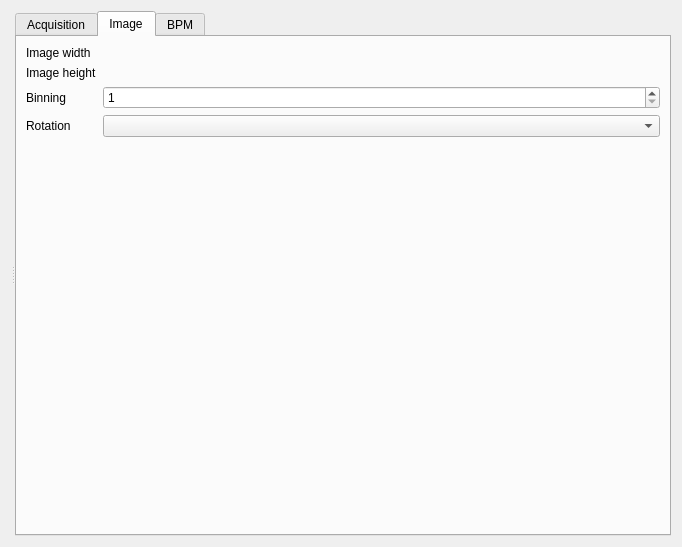
The window that src/tgconf_beamviewer/panels/camera.ui (MaxIV-KitsControls/app-maxiv-beamviewer) describes before a commit, drawn with Qt 5.
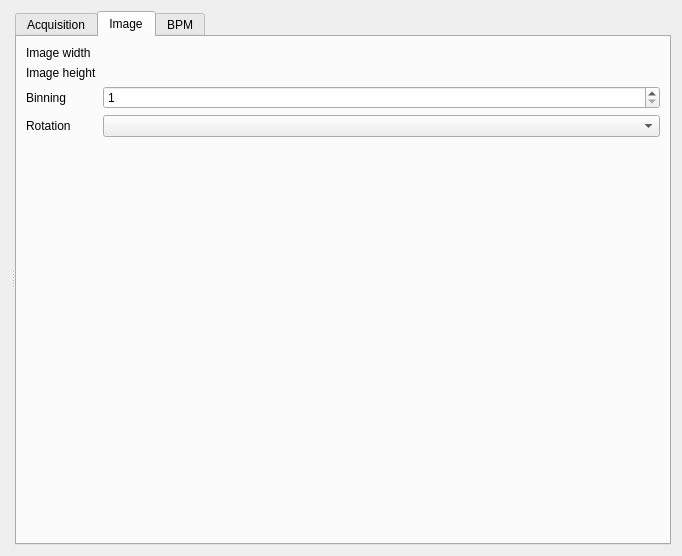
The same window after the commit. The open tabs and pages were chosen to show the change. Custom widgets are drawn as their Qt base class.

Commit message: fix camera model switching

```diff
--- a/src/tgconf_beamviewer/panels/camera.ui
+++ b/src/tgconf_beamviewer/panels/camera.ui
@@ -7,7 +7,7 @@
     <x>0</x>
     <y>0</y>
     <width>682</width>
-    <height>547</height>
+    <height>556</height>
    </rect>
   </property>
   <property name="windowTitle">
```
Left out of the diff: 8 changed lines with no effect on the pictures. The commit also changes 1 other file.
